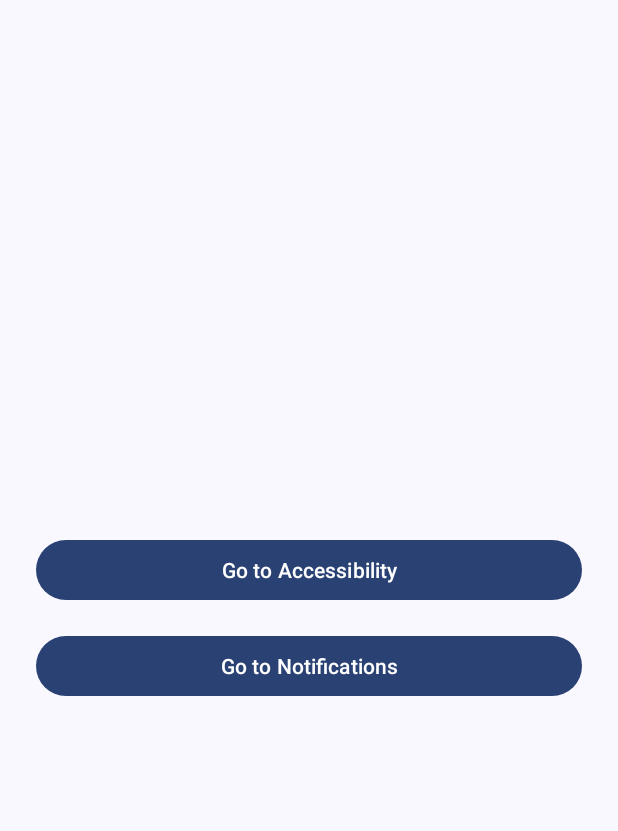
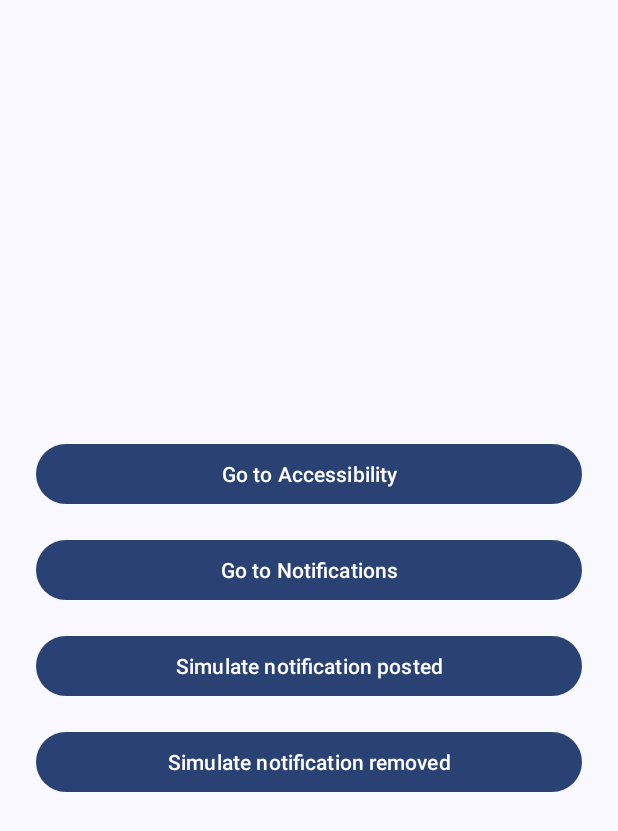
Before and after one commit to whitipet/droid-island-android, an Android app: the screen it shows after launch (MainActivity), on a phone screen of 412 x 824 dp. Shown: the top 831 px of the screen. Run offline under Robolectric (Android 15) with nearby library versions, the phone set to English and light mode, and no system bars.

```diff
--- a/app/src/main/kotlin/com/whitipet/droidisland/MainActivity.kt
+++ b/app/src/main/kotlin/com/whitipet/droidisland/MainActivity.kt
@@ -11,6 +11,9 @@ class MainActivity : AppCompatActivity(R.layout.activity_main) {
 		when (view.id) {
 			R.id.btn_accessibility -> startActivity(Intent(Settings.ACTION_ACCESSIBILITY_SETTINGS))
 			R.id.btn_notifications -> startActivity(Intent(Settings.ACTION_NOTIFICATION_LISTENER_SETTINGS))
+
+			R.id.btn_simulate_notification_posted -> OverlayService.instance?.showNotification()
+			R.id.btn_simulate_notification_removed -> OverlayService.instance?.hideNotification()
 		}
 	}
 }
--- a/app/src/main/kotlin/com/whitipet/droidisland/OverlayService.kt
+++ b/app/src/main/kotlin/com/whitipet/droidisland/OverlayService.kt
@@ -74,12 +74,12 @@ class OverlayService : AccessibilityService() {
 		return null
 	}
 
-	fun showNotification(notification: Notification) {
+	fun showNotification(notification: Notification? = null) {
 		Log.d("OverlayService", "showNotification() called with: notification = $notification")
 		getIslandView()?.expand()
 	}
 
-	fun hideNotification(notification: Notification) {
+	fun hideNotification(notification: Notification? = null) {
 		Log.d("OverlayService", "hideNotification() called with: notification = $notification")
 		getIslandView()?.collapse()
 	}
--- a/app/src/main/res/layout/activity_main.xml
+++ b/app/src/main/res/layout/activity_main.xml
@@ -24,4 +24,20 @@
 		android:layout_margin="8dp"
 		android:onClick="onClick"
 		android:text="Go to Notifications"/>
+
+	<Button
+		android:id="@+id/btn_simulate_notification_posted"
+		android:layout_width="match_parent"
+		android:layout_height="wrap_content"
+		android:layout_margin="8dp"
+		android:onClick="onClick"
+		android:text="Simulate notification posted"/>
+
+	<Button
+		android:id="@+id/btn_simulate_notification_removed"
+		android:layout_width="match_parent"
+		android:layout_height="wrap_content"
+		android:layout_margin="8dp"
+		android:onClick="onClick"
+		android:text="Simulate notification removed"/>
 </LinearLayout>
```
Also changed, not shown: app/src/main/kotlin/com/whitipet/droidisland/IslandView.kt (+34 -36 lines).
